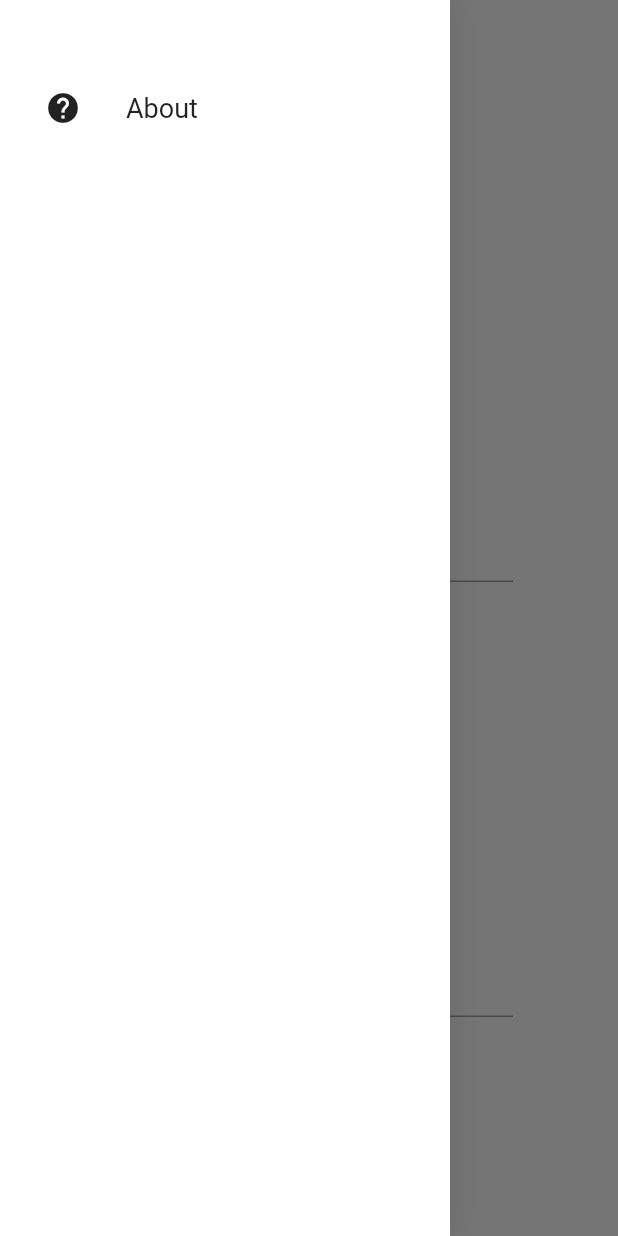
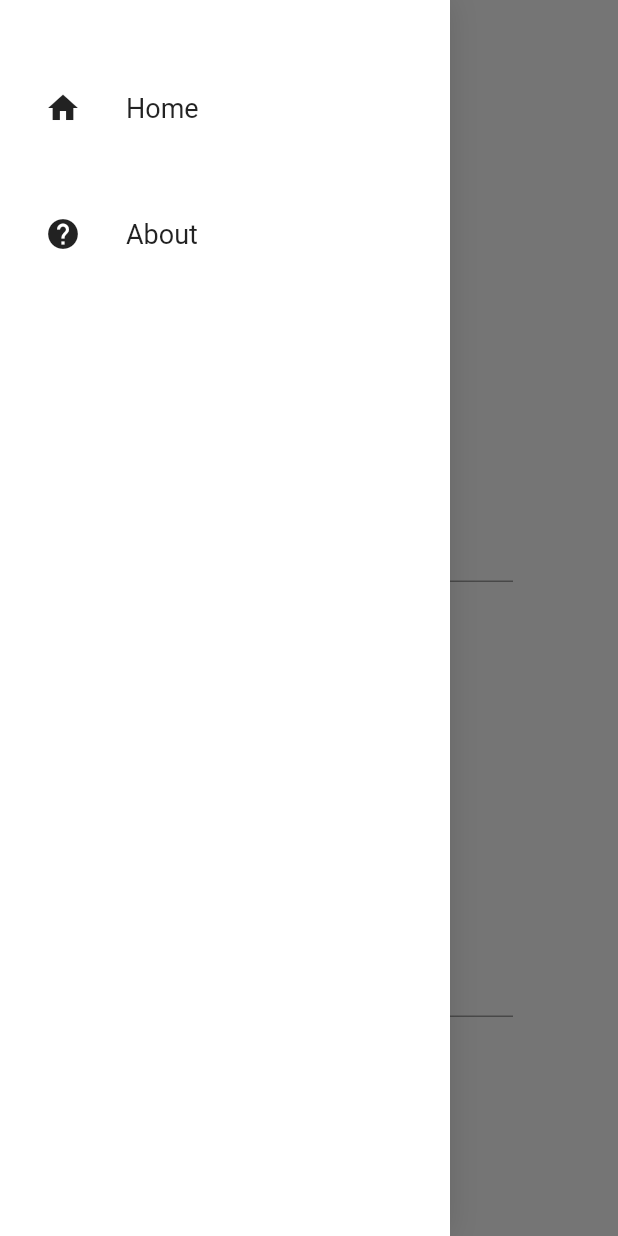
Before and after one commit to ftharyanto/wa2telegram, a Flutter app: the screen it shows after launch, with the side drawer open, on a phone screen of 412 x 824 dp. Run offline on Flutter 3.47's test engine with Material 2 defaults, Android fonts, the phone set to English and light mode, and no system bars; our stand-ins replace get_it, responsive_builder.

Commit message:
template layout finished

```diff
--- /dev/null
+++ b/lib/locator.dart
@@ -0,0 +1,8 @@
+import 'package:get_it/get_it.dart';
+import 'package:wa2telegram/services/navigation_service.dart';
+
+GetIt locator = GetIt.instance;
+
+void setupLocator() {
+  locator.registerLazySingleton(() => NavigationService());
+}
--- a/lib/main.dart
+++ b/lib/main.dart
@@ -1,7 +1,9 @@
 import 'package:flutter/material.dart';
-import 'package:wa2telegram/views/home/home_view.dart';
+import 'package:wa2telegram/locator.dart';
+import 'views/layout_template/layout_template.dart';
 
 void main() {
+  setupLocator();
   runApp(MyApp());
 }
 
@@ -10,7 +12,7 @@ class MyApp extends StatelessWidget {
   Widget build(BuildContext context) {
     return MaterialApp(
       title: 'Whatsapp Markdown to Telegram Markdown',
-      home: HomeView(),
+      home: LayoutTemplate(),
     );
   }
 }
--- /dev/null
+++ b/lib/routing/route_names.dart
@@ -0,0 +1,2 @@
+const String HomeRoute = 'home';
+const String AboutRoute = 'about';
--- /dev/null
+++ b/lib/routing/router.dart
@@ -0,0 +1,43 @@
+import 'package:flutter/material.dart';
+import 'package:flutter/widgets.dart';
+import 'package:wa2telegram/views/about/about_view.dart';
+import 'package:wa2telegram/views/home/home_view.dart';
+import 'route_names.dart';
+
+Route<dynamic> generateRoute(RouteSettings settings) {
+  switch (settings.name) {
+    case HomeRoute:
+      return _getPageRoute(HomeView(), settings.name);
+    case AboutRoute:
+      return _getPageRoute(AboutView(), settings.name);
+    default:
+  }
+}
+
+PageRoute _getPageRoute(Widget child, String routeName) {
+  return _FadeRoute(child: child, routeName: routeName);
+}
+
+class _FadeRoute extends PageRouteBuilder {
+  final Widget child;
+  final String routeName;
+  _FadeRoute({this.child, this.routeName})
+      : super(
+            pageBuilder: (
+              BuildContext context,
+              Animation<double> animation,
+              Animation<double> secondaryAnimation,
+            ) =>
+                child,
+            settings: RouteSettings(name: routeName),
+            transitionsBuilder: (
+              BuildContext context,
+              Animation<double> animation,
+              Animation<double> secondaryAnimation,
+              Widget child,
+            ) =>
+                FadeTransition(
+                  opacity: animation,
+                  child: child,
+                ));
+}
--- /dev/null
+++ b/lib/services/navigation_service.dart
@@ -0,0 +1,13 @@
+import 'package:flutter/material.dart';
+
+class NavigationService {
+  final GlobalKey<NavigatorState> navigatorKey = GlobalKey<NavigatorState>();
+
+  Future<dynamic> navigateTo(String routeName) {
+    return navigatorKey.currentState.pushNamed(routeName);
+  }
+
+  void goBack() {
+    return navigatorKey.currentState.pop();
+  }
+}
--- a/lib/views/home/home_view.dart
+++ b/lib/views/home/home_view.dart
@@ -1,8 +1,5 @@
 import 'package:flutter/material.dart';
 import 'package:responsive_builder/responsive_builder.dart';
-import 'package:wa2telegram/widgets/centered_view/centered_view.dart';
-import 'package:wa2telegram/widgets/navigation_bar/navigation_bar.dart';
-import 'package:wa2telegram/widgets/navigation_drawer/navigation_drawer.dart';
 
 import 'home_content_desktop.dart';
 import 'home_content_mobile.dart';
@@ -23,24 +20,9 @@ class _HomeViewState extends State<HomeView> {
 
   @override
   Widget build(BuildContext context) {
-    return ResponsiveBuilder(
-        builder: (context, sizingInformation) => Scaffold(
-            drawer:
-                sizingInformation.deviceScreenType == DeviceScreenType.mobile
-                    ? NavigationDrawer()
-                    : null,
-            backgroundColor: Colors.white,
-            body: CenteredView(
-              child: Column(
-                children: <Widget>[
-                  NavigationBar(),
-                  Expanded(
-                      child: ScreenTypeLayout(
-                    mobile: HomeContentMobile(),
-                    desktop: HomeContentDesktop(),
-                  ))
-                ],
-              ),
-            )));
+    return ScreenTypeLayout(
+      mobile: HomeContentMobile(),
+      desktop: HomeContentDesktop(),
+    );
   }
 }
--- /dev/null
+++ b/lib/views/layout_template/layout_template.dart
@@ -0,0 +1,37 @@
+import 'package:flutter/material.dart';
+import 'package:responsive_builder/responsive_builder.dart';
+import 'package:wa2telegram/locator.dart';
+import 'package:wa2telegram/routing/route_names.dart';
+import 'package:wa2telegram/routing/router.dart';
+import 'package:wa2telegram/services/navigation_service.dart';
+import 'package:wa2telegram/widgets/centered_view/centered_view.dart';
+import 'package:wa2telegram/widgets/navigation_bar/navigation_bar.dart';
+import 'package:wa2telegram/widgets/navigation_drawer/navigation_drawer.dart';
+
+class LayoutTemplate extends StatelessWidget {
+  @override
+  Widget build(BuildContext context) {
+    return ResponsiveBuilder(
+      builder: (context, sizingInformation) => Scaffold(
+        drawer: sizingInformation.deviceScreenType == DeviceScreenType.mobile
+            ? NavigationDrawer()
+            : null,
+        backgroundColor: Colors.white,
+        body: CenteredView(
+          child: Column(
+            children: <Widget>[
+              NavigationBar(),
+              Expanded(
+                child: Navigator(
+                  key: locator<NavigationService>().navigatorKey,
+                  onGenerateRoute: generateRoute,
+                  initialRoute: HomeRoute,
+                ),
+              )
+            ],
+          ),
+        ),
+      ),
+    );
+  }
+}
--- a/lib/widgets/navigation_bar/navbar_item.dart
+++ b/lib/widgets/navigation_bar/navbar_item.dart
@@ -1,14 +1,24 @@
 import 'package:flutter/material.dart';
+import 'package:wa2telegram/locator.dart';
+import 'package:wa2telegram/services/navigation_service.dart';
 
 class NavBarItem extends StatelessWidget {
   final String title;
-  const NavBarItem(this.title);
+  final String navigationPath;
+  const NavBarItem(this.title, this.navigationPath);
 
   @override
   Widget build(BuildContext context) {
-    return Text(
-      title,
-      style: TextStyle(fontSize: 18),
+    return GestureDetector(
+      onTap: () {
+        // DON'T EVER USE A SERVICE DIRECTLY IN THE UI TO CHANGE ANY KIND OF STATE
+        // SERVICES SHOULD ONLY BE USED FROM A VIEWMODEL
+        locator<NavigationService>().navigateTo(navigationPath);
+      },
+      child: Text(
+        title,
+        style: TextStyle(fontSize: 18),
+      ),
     );
   }
 }
--- a/lib/widgets/navigation_bar/navbar_logo.dart
+++ b/lib/widgets/navigation_bar/navbar_logo.dart
@@ -12,5 +12,3 @@ class NavBarLogo extends StatelessWidget {
     );
   }
 }
-
-// TODO: relative import does not work
--- a/lib/widgets/navigation_bar/navigation_bar_desktop.dart
+++ b/lib/widgets/navigation_bar/navigation_bar_desktop.dart
@@ -1,4 +1,5 @@
 import 'package:flutter/material.dart';
+import 'package:wa2telegram/routing/route_names.dart';
 
 import 'navbar_item.dart';
 import 'navbar_logo.dart';
@@ -17,7 +18,9 @@ class NavigationBarTabletDesktop extends StatelessWidget {
           Row(
             mainAxisSize: MainAxisSize.min,
             children: <Widget>[
-              NavBarItem('About'),
+              NavBarItem('Home', HomeRoute),
+              SizedBox(width: 60),
+              NavBarItem('About', AboutRoute),
             ],
           )
         ],
--- a/lib/widgets/navigation_drawer/drawer_item.dart
+++ b/lib/widgets/navigation_drawer/drawer_item.dart
@@ -4,7 +4,8 @@ import 'package:wa2telegram/widgets/navigation_bar/navbar_item.dart';
 class DrawerItem extends StatelessWidget {
   final String title;
   final IconData icon;
-  const DrawerItem(this.title, this.icon);
+  final String navigationPath;
+  const DrawerItem(this.title, this.icon, this.navigationPath);
 
   @override
   Widget build(BuildContext context) {
@@ -16,7 +17,7 @@ class DrawerItem extends StatelessWidget {
           SizedBox(
             width: 30,
           ),
-          NavBarItem(title)
+          NavBarItem(title, navigationPath)
         ],
       ),
     );
--- a/lib/widgets/navigation_drawer/navigation_drawer.dart
+++ b/lib/widgets/navigation_drawer/navigation_drawer.dart
@@ -1,4 +1,5 @@
 import 'package:flutter/material.dart';
+import 'package:wa2telegram/routing/route_names.dart';
 
 import 'drawer_item.dart';
 
@@ -17,7 +18,8 @@ class NavigationDrawer extends StatelessWidget {
       ),
       child: Column(
         children: <Widget>[
-          DrawerItem('About', Icons.help),
+          DrawerItem('Home', Icons.home, HomeRoute),
+          DrawerItem('About', Icons.help, AboutRoute),
         ],
       ),
     );
--- a/pubspec.yaml
+++ b/pubspec.yaml
@@ -24,6 +24,7 @@ dependencies:
   flutter:
     sdk: flutter
   cupertino_icons: ^1.0.2
+  get_it: ^4.0.2
   responsive_builder: ^0.4.1
   url_launcher: ^6.0.7
 
@@ -58,10 +59,8 @@ flutter:
           weight: 800
         - asset: assets/fonts/OpenSans-Regular.ttf
           weight: 400
-  #
   # For details regarding fonts from package dependencies,
   # see https://flutter.dev/custom-fonts/#from-packages
-
 flutter_icons:
   android: true
   ios: true
```
Also changed, not shown: lib/views/about/about_view.dart (added, +12 -0 lines), pubspec.lock.
